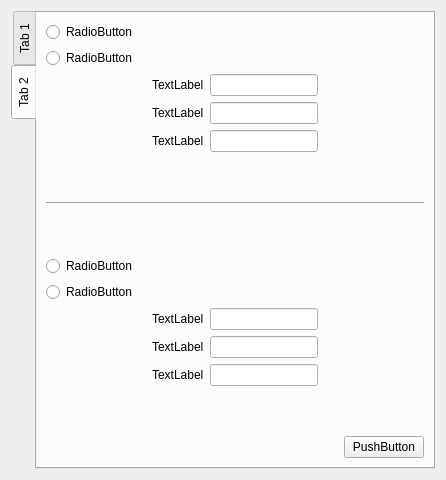
The window that customtab.ui (CrazyKangaroo/ThinView) describes before a commit, drawn with Qt 5.
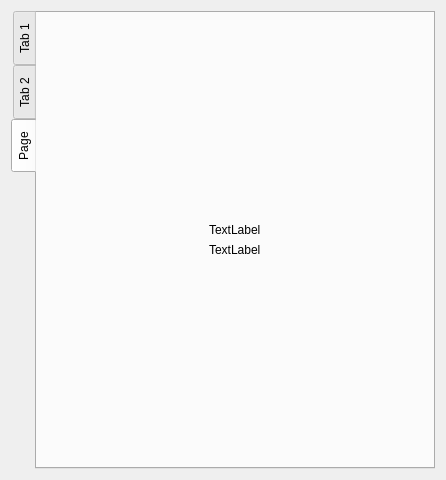
The same window after the commit.

Commit message: set tabwidget second page English translate

The edit to the form file:
```diff
--- a/customtab.ui
+++ b/customtab.ui
@@ -20,7 +20,7 @@
       <enum>QTabWidget::West</enum>
      </property>
      <property name="currentIndex">
-      <number>1</number>
+      <number>2</number>
      </property>
      <widget class="QWidget" name="tab">
       <attribute name="title">
@@ -360,14 +360,14 @@
              <item>
               <layout class="QVBoxLayout" name="verticalLayout_10">
                <item>
-                <widget class="QLabel" name="label">
+                <widget class="QLabel" name="lab_ipAddr">
                  <property name="text">
                   <string>TextLabel</string>
                  </property>
                 </widget>
                </item>
                <item>
-                <widget class="QLabel" name="label_2">
+                <widget class="QLabel" name="lab_subnetMask">
                  <property name="text">
                   <string>TextLabel</string>
                  </property>
@@ -593,6 +593,91 @@
        </item>
       </layout>
      </widget>
+     <widget class="QWidget" name="tab_3">
+      <attribute name="title">
+       <string>Page</string>
+      </attribute>
+      <layout class="QVBoxLayout" name="verticalLayout_18">
+       <item>
+        <layout class="QHBoxLayout" name="horizontalLayout_15">
+         <item>
+          <spacer name="horizontalSpacer_14">
+           <property name="orientation">
+            <enum>Qt::Horizontal</enum>
+           </property>
+           <property name="sizeHint" stdset="0">
+            <size>
+             <width>40</width>
+             <height>20</height>
+            </size>
+           </property>
+          </spacer>
+         </item>
+         <item>
+          <layout class="QVBoxLayout" name="verticalLayout_17">
+           <item>
+            <spacer name="verticalSpacer_3">
+             <property name="orientation">
+              <enum>Qt::Vertical</enum>
+             </property>
+             <property name="sizeHint" stdset="0">
+              <size>
+               <width>20</width>
+               <height>40</height>
+              </size>
+             </property>
+            </spacer>
+           </item>
+           <item>
+            <layout class="QVBoxLayout" name="verticalLayout_16">
+             <item>
+              <widget class="QLabel" name="label">
+               <property name="text">
+                <string>TextLabel</string>
+               </property>
+              </widget>
+             </item>
+             <item>
+              <widget class="QLabel" name="label_2">
+               <property name="text">
+                <string>TextLabel</string>
+               </property>
+              </widget>
+             </item>
+            </layout>
+           </item>
+           <item>
+            <spacer name="verticalSpacer_9">
+             <property name="orientation">
+              <enum>Qt::Vertical</enum>
+             </property>
+             <property name="sizeHint" stdset="0">
+              <size>
+               <width>20</width>
+               <height>40</height>
+              </size>
+             </property>
+            </spacer>
+           </item>
+          </layout>
+         </item>
+         <item>
+          <spacer name="horizontalSpacer_15">
+           <property name="orientation">
+            <enum>Qt::Horizontal</enum>
+           </property>
+           <property name="sizeHint" stdset="0">
+            <size>
+             <width>40</width>
+             <height>20</height>
+            </size>
+           </property>
+          </spacer>
+         </item>
+        </layout>
+       </item>
+      </layout>
+     </widget>
     </widget>
    </item>
   </layout>
```
Left out of the diff: 32 changed lines with no effect on the pictures. The commit also changes 1 other file.
